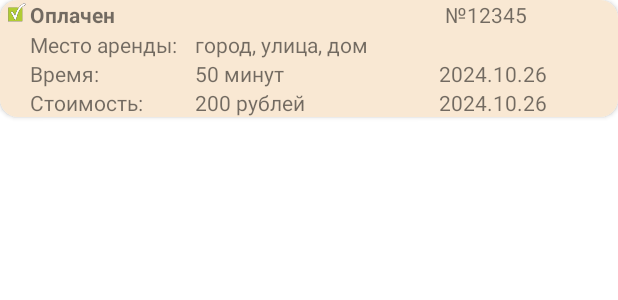
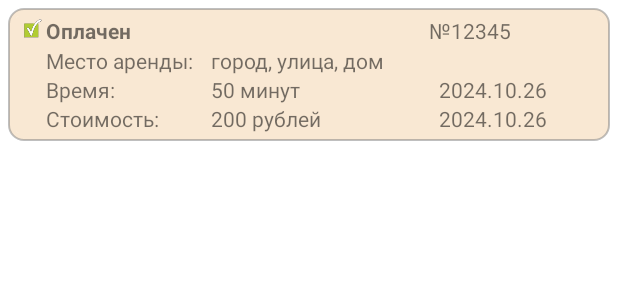
Before and after one commit to shnikita-cr/TakeAnUmbrella, an Android app: the layout fragment_profile_history_item.xml on its own in the app's theme, with its tools: preview values and no code run, on a phone screen of 412 x 824 dp. Shown: the top 300 px of the screen. Run offline under Robolectric (Android 15) with nearby library versions, the phone set to English and light mode, and no system bars.

Commit message:
update: margin & padding; stroke for history item

```diff
--- /dev/null
+++ b/app/src/main/res/drawable/frame_stroke_bg.xml
@@ -0,0 +1,9 @@
+<?xml version="1.0" encoding="utf-8"?>
+<shape xmlns:android="http://schemas.android.com/apk/res/android"
+    android:shape="rectangle">
+    <solid android:color="#F9E8D3" />
+    <stroke
+        android:width="1dp"
+        android:color="#80808080" />
+    <corners android:radius="10dp" />
+</shape>
--- a/app/src/main/res/layout/fragment_profile.xml
+++ b/app/src/main/res/layout/fragment_profile.xml
@@ -120,8 +120,10 @@
         <ListView
             android:id="@+id/rental_list"
             android:layout_width="match_parent"
-            android:layout_height="match_parent">
-
+            android:layout_height="match_parent"
+            android:divider="#00000000"
+            android:dividerHeight="16dp"
+            android:padding="8dp">
         </ListView>
     </LinearLayout>
 
--- a/app/src/main/res/layout/fragment_profile_history_item.xml
+++ b/app/src/main/res/layout/fragment_profile_history_item.xml
@@ -3,13 +3,16 @@
     xmlns:app="http://schemas.android.com/apk/res-auto"
     xmlns:tools="http://schemas.android.com/tools"
     android:layout_width="match_parent"
-    android:layout_height="match_parent"
+    android:layout_height="wrap_content"
+    android:layout_margin="5dp"
+    android:background="@drawable/frame_stroke_bg"
     android:orientation="vertical">
 
     <androidx.cardview.widget.CardView
         android:layout_width="match_parent"
         android:layout_height="wrap_content"
-        app:cardCornerRadius="12dp">
+        android:layout_margin="5dp"
+        app:cardElevation="0dp">
 
         <TableLayout
             android:layout_width="match_parent"
```
